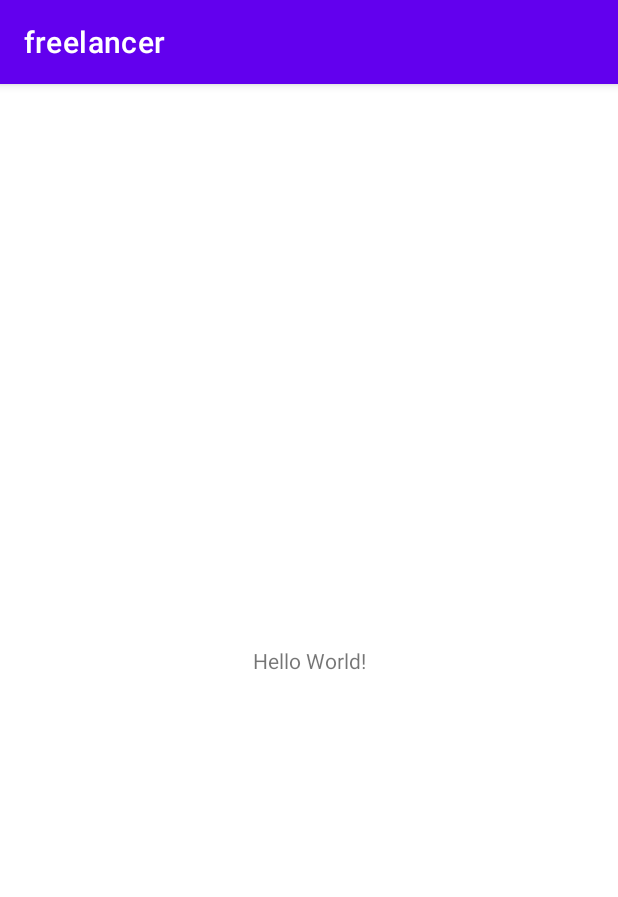
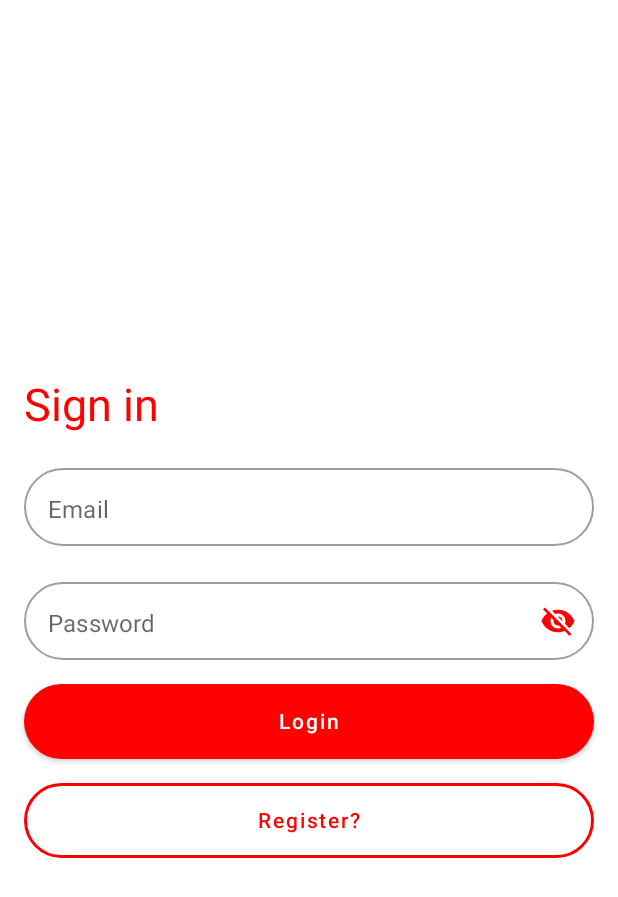
Before and after one commit to Bogyosoft/freelancer, an Android app built with Jetpack Compose: the screen it shows after launch (MainActivity), on a phone screen of 412 x 824 dp. Shown: the top 897 px of the screen. Run offline under Robolectric (Android 15) with nearby library versions, the phone set to English and light mode, and no system bars.

Commit message:
Login, register screens

```diff
--- a/Android/freelancer/app/src/main/AndroidManifest.xml
+++ b/Android/freelancer/app/src/main/AndroidManifest.xml
@@ -1,6 +1,6 @@
 <?xml version="1.0" encoding="utf-8"?>
 <manifest xmlns:android="http://schemas.android.com/apk/res/android"
-    package="hu.bme.aut.android.freelancer">
+    package="com.example.freelancer">
 
     <application
         android:allowBackup="true"
@@ -11,7 +11,9 @@
         android:theme="@style/Theme.Freelancer">
         <activity
             android:name=".MainActivity"
-            android:exported="true">
+            android:exported="true"
+            android:label="@string/app_name"
+            android:theme="@style/Theme.Freelancer.NoActionBar">
             <intent-filter>
                 <action android:name="android.intent.action.MAIN" />
 
--- /dev/null
+++ b/Android/freelancer/app/src/main/java/com/example/freelancer/MainActivity.kt
@@ -0,0 +1,46 @@
+package com.example.freelancer
+
+import android.os.Bundle
+import androidx.activity.ComponentActivity
+import androidx.activity.compose.setContent
+import androidx.compose.runtime.Composable
+import androidx.compose.ui.tooling.preview.Preview
+import androidx.navigation.compose.NavHost
+import androidx.navigation.compose.composable
+import androidx.navigation.compose.rememberNavController
+import com.example.freelancer.ui.screens.LoginScreen
+import com.example.freelancer.ui.screens.RegisterScreen
+import com.example.freelancer.ui.theme.FreelancerTheme
+
+
+
+class MainActivity : ComponentActivity() {
+
+    override fun onCreate(savedInstanceState: Bundle?) {
+        super.onCreate(savedInstanceState)
+        setContent {
+            FreelancerTheme {
+                // A surface container using the 'background' color from the theme
+                //LoginScreen()
+                Freelancer()            }
+        }
+    }
+}
+@Composable
+fun Freelancer(){
+    val navController = rememberNavController()
+    NavHost(navController = navController, startDestination = "Login") {
+        composable("Login") {  LoginScreen(navController)}
+        composable("Register") { RegisterScreen(navController) }
+    }
+
+}
+
+
+
+@Preview(showBackground = true)
+@Composable
+fun DefaultPreview() {
+    FreelancerTheme {
+    }
+}
--- /dev/null
+++ b/Android/freelancer/app/src/main/java/com/example/freelancer/ui/fields/buttons.kt
@@ -0,0 +1,68 @@
+package com.example.freelancer.ui.fields
+
+import androidx.compose.foundation.border
+import androidx.compose.foundation.layout.*
+import androidx.compose.foundation.shape.RoundedCornerShape
+import androidx.compose.material.Button
+import androidx.compose.material.ButtonDefaults
+import androidx.compose.material.Text
+import androidx.compose.material.TextButton
+import androidx.compose.runtime.Composable
+import androidx.compose.runtime.MutableState
+import androidx.compose.ui.Modifier
+import androidx.compose.ui.graphics.Color
+import androidx.compose.ui.text.input.TextFieldValue
+import androidx.compose.ui.unit.dp
+import androidx.navigation.NavHostController
+
+@Composable
+fun navButton(
+    passwordErrorState: MutableState<Boolean>,
+    password: MutableState<TextFieldValue>,
+    email: MutableState<TextFieldValue>,
+    emailErrorState: MutableState<Boolean>,
+    text: String,
+    navController: NavHostController
+) {
+
+    Button(
+        onClick = {
+            when {
+                email.value.text.isEmpty() -> {
+                    emailErrorState.value = true
+                }
+                password.value.text.isEmpty() -> {
+                    passwordErrorState.value = true
+                }
+                else -> {
+                    passwordErrorState.value = false
+                    emailErrorState.value = false
+                }
+            }
+
+        },
+        content = {
+            Text(text = text, color = Color.White)
+        },
+        modifier = Modifier.fillMaxWidth().height(50.dp),
+        colors = ButtonDefaults.buttonColors(backgroundColor = Color.Red),
+        shape = RoundedCornerShape(50.dp)
+    )
+    Spacer(Modifier.size(16.dp))
+
+}
+@Composable
+fun elseButton(text: String, navController: NavHostController){
+
+    Row(modifier = Modifier.fillMaxWidth(), horizontalArrangement = Arrangement.Center) {
+        TextButton(onClick = {navController.navigate(text)},
+            modifier = Modifier
+                .fillMaxWidth()
+                .border(width = 2.dp, color = Color.Red, shape = RoundedCornerShape(50.dp)).height(50.dp),
+        ) {
+            Text(text = text, color = Color.Red)
+
+        }
+    }
+
+}
--- /dev/null
+++ b/Android/freelancer/app/src/main/java/com/example/freelancer/ui/fields/input.kt
@@ -0,0 +1,108 @@
+package com.example.freelancer.ui.fields
+
+import androidx.compose.foundation.layout.Spacer
+import androidx.compose.foundation.layout.fillMaxWidth
+import androidx.compose.foundation.layout.height
+import androidx.compose.foundation.layout.size
+import androidx.compose.foundation.shape.RoundedCornerShape
+import androidx.compose.material.*
+import androidx.compose.material.icons.Icons
+import androidx.compose.material.icons.filled.Visibility
+import androidx.compose.material.icons.filled.VisibilityOff
+import androidx.compose.runtime.Composable
+import androidx.compose.runtime.MutableState
+import androidx.compose.ui.Modifier
+import androidx.compose.ui.graphics.Color
+import androidx.compose.ui.text.SpanStyle
+import androidx.compose.ui.text.buildAnnotatedString
+import androidx.compose.ui.text.input.PasswordVisualTransformation
+import androidx.compose.ui.text.input.TextFieldValue
+import androidx.compose.ui.text.input.VisualTransformation
+import androidx.compose.ui.text.withStyle
+import androidx.compose.ui.unit.dp
+import androidx.compose.ui.unit.sp
+
+@Composable
+fun inputField(input: MutableState<TextFieldValue>, ErrorState: MutableState<Boolean>,text: String) {
+
+    OutlinedTextField(
+        value = input.value,
+        onValueChange = {
+            if (ErrorState.value) {
+                ErrorState.value = false
+            }
+            input.value = it
+        },
+        isError = ErrorState.value,
+        modifier = Modifier.fillMaxWidth().height(60.dp),
+        label = {
+            Text(text = text)
+        },
+        shape = RoundedCornerShape(50.dp),
+        colors = TextFieldDefaults.outlinedTextFieldColors(
+            focusedBorderColor = Color.Red,
+            focusedLabelColor = Color.Red
+        )
+    )
+    if (ErrorState.value) {
+        Text(text = "Required", color = Color.Red)
+    }
+    Spacer(Modifier.size(16.dp))
+}
+
+@Composable
+fun passwordField(
+    password: MutableState<TextFieldValue>,
+    passwordVisibility: MutableState<Boolean>,
+    passwordErrorState: MutableState<Boolean>
+) {
+
+    OutlinedTextField(
+        value = password.value,
+        onValueChange = {
+            if (passwordErrorState.value) {
+                passwordErrorState.value = false
+            }
+            password.value = it
+        },
+        isError = passwordErrorState.value,
+        modifier = Modifier.fillMaxWidth().height(60.dp),
+        label = {
+            Text(text = "Password")
+        },
+        trailingIcon = {
+            IconButton(onClick = {
+                passwordVisibility.value = !passwordVisibility.value
+            },
+            ) {
+                Icon(
+                    if (passwordVisibility.value) Icons.Default.VisibilityOff else Icons.Default.Visibility,
+                    "Visibility",
+                    tint = Color.Red
+                )
+            }
+        },
+        shape = RoundedCornerShape(50.dp),
+        visualTransformation = if (passwordVisibility.value) PasswordVisualTransformation() else VisualTransformation.None,
+        colors = TextFieldDefaults.outlinedTextFieldColors(
+            focusedBorderColor = Color.Red,
+            focusedLabelColor = Color.Red
+        )
+    )
+    if (passwordErrorState.value) {
+        Text(text = "Required", color = Color.Red)
+    }
+    Spacer(Modifier.size(16.dp))
+}
+
+@Composable
+fun title(title: String){
+    Text(text = buildAnnotatedString {
+        withStyle(style = SpanStyle(color = Color.Red)) {
+            append(title)
+        }
+
+    }, fontSize = 30.sp)
+    Spacer(Modifier.size(16.dp))
+
+}
--- /dev/null
+++ b/Android/freelancer/app/src/main/java/com/example/freelancer/ui/screens/LoginScreen.kt
@@ -0,0 +1,44 @@
+package com.example.freelancer.ui.screens
+
+import androidx.compose.foundation.layout.Arrangement
+import androidx.compose.foundation.layout.Column
+import androidx.compose.foundation.layout.fillMaxSize
+import androidx.compose.foundation.layout.padding
+import androidx.compose.runtime.Composable
+import androidx.compose.runtime.mutableStateOf
+import androidx.compose.runtime.remember
+import androidx.compose.ui.Modifier
+import androidx.compose.ui.platform.LocalContext
+import androidx.compose.ui.text.input.TextFieldValue
+import androidx.compose.ui.unit.dp
+import androidx.navigation.NavHostController
+import com.example.freelancer.ui.fields.*
+
+@Composable
+fun LoginScreen(navController: NavHostController) {
+    val context = LocalContext.current
+    val email = remember { mutableStateOf(TextFieldValue()) }
+    val emailErrorState = remember { mutableStateOf(false) }
+    val passwordErrorState = remember { mutableStateOf(false) }
+    val password = remember { mutableStateOf(TextFieldValue()) }
+    val passwordVisibility = remember { mutableStateOf(true) }
+
+
+    Column(
+        modifier = Modifier
+            .fillMaxSize()
+            .padding(16.dp),
+        verticalArrangement = Arrangement.Center,
+    ) {
+        title("Sign in")
+
+        inputField(email,emailErrorState,"Email")
+
+        passwordField(password,passwordVisibility,passwordErrorState)
+
+        navButton(passwordErrorState,password,email,emailErrorState,"Login",navController)
+
+        elseButton(text = "Register?",navController)
+
+    }
+}
--- /dev/null
+++ b/Android/freelancer/app/src/main/java/com/example/freelancer/ui/theme/Color.kt
@@ -0,0 +1,8 @@
+package com.example.freelancer.ui.theme
+
+import androidx.compose.ui.graphics.Color
+
+val Purple200 = Color(0xFFBB86FC)
+val Purple500 = Color(0xFF6200EE)
+val Purple700 = Color(0xFF3700B3)
+val Teal200 = Color(0xFF03DAC5)
--- /dev/null
+++ b/Android/freelancer/app/src/main/java/com/example/freelancer/ui/theme/Shape.kt
@@ -0,0 +1,11 @@
+package com.example.freelancer.ui.theme
+
+import androidx.compose.foundation.shape.RoundedCornerShape
+import androidx.compose.material.Shapes
+import androidx.compose.ui.unit.dp
+
+val Shapes = Shapes(
+    small = RoundedCornerShape(4.dp),
+    medium = RoundedCornerShape(4.dp),
+    large = RoundedCornerShape(0.dp),
+)
--- /dev/null
+++ b/Android/freelancer/app/src/main/java/com/example/freelancer/ui/theme/Theme.kt
@@ -0,0 +1,44 @@
+package com.example.freelancer.ui.theme
+
+import androidx.compose.foundation.isSystemInDarkTheme
+import androidx.compose.material.MaterialTheme
+import androidx.compose.material.darkColors
+import androidx.compose.material.lightColors
+import androidx.compose.runtime.Composable
+
+private val DarkColorPalette = darkColors(
+    primary = Purple200,
+    primaryVariant = Purple700,
+    secondary = Teal200
+)
+
+private val LightColorPalette = lightColors(
+    primary = Purple500,
+    primaryVariant = Purple700,
+    secondary = Teal200
+
+    /* Other default colors to override
+    background = Color.White,
+    surface = Color.White,
+    onPrimary = Color.White,
+    onSecondary = Color.Black,
+    onBackground = Color.Black,
+    onSurface = Color.Black,
+    */
+)
+
+@Composable
+fun FreelancerTheme(darkTheme: Boolean = isSystemInDarkTheme(), content: @Composable() () -> Unit) {
+    val colors = if (darkTheme) {
+        LightColorPalette
+    } else {
+        LightColorPalette
+    }
+
+    MaterialTheme(
+        colors = colors,
+        typography = Typography,
+        shapes = Shapes,
+        content = content
+    )
+}
--- /dev/null
+++ b/Android/freelancer/app/src/main/java/com/example/freelancer/ui/theme/Type.kt
@@ -0,0 +1,28 @@
+package com.example.freelancer.ui.theme
+
+import androidx.compose.material.Typography
+import androidx.compose.ui.text.TextStyle
+import androidx.compose.ui.text.font.FontFamily
+import androidx.compose.ui.text.font.FontWeight
+import androidx.compose.ui.unit.sp
+
+// Set of Material typography styles to start with
+val Typography = Typography(
+    body1 = TextStyle(
+        fontFamily = FontFamily.Default,
+        fontWeight = FontWeight.Normal,
+        fontSize = 16.sp
+    )
+    /* Other default text styles to override
+    button = TextStyle(
+        fontFamily = FontFamily.Default,
+        fontWeight = FontWeight.W500,
+        fontSize = 14.sp
+    ),
+    caption = TextStyle(
+        fontFamily = FontFamily.Default,
+        fontWeight = FontWeight.Normal,
+        fontSize = 12.sp
+    )
+    */
+)
--- a/Android/freelancer/app/src/main/java/hu/bme/aut/android/freelancer/MainActivity.kt
+++ /dev/null
@@ -1,11 +0,0 @@
-package hu.bme.aut.android.freelancer
-
-import androidx.appcompat.app.AppCompatActivity
-import android.os.Bundle
-
-class MainActivity : AppCompatActivity() {
-    override fun onCreate(savedInstanceState: Bundle?) {
-        super.onCreate(savedInstanceState)
-        setContentView(R.layout.activity_main)
-    }
-}
--- a/Android/freelancer/app/src/main/res/layout/activity_main.xml
+++ /dev/null
@@ -1,18 +0,0 @@
-<?xml version="1.0" encoding="utf-8"?>
-<androidx.constraintlayout.widget.ConstraintLayout xmlns:android="http://schemas.android.com/apk/res/android"
-    xmlns:app="http://schemas.android.com/apk/res-auto"
-    xmlns:tools="http://schemas.android.com/tools"
-    android:layout_width="match_parent"
-    android:layout_height="match_parent"
-    tools:context=".MainActivity">
-
-    <TextView
-        android:layout_width="wrap_content"
-        android:layout_height="wrap_content"
-        android:text="Hello World!"
-        app:layout_constraintBottom_toBottomOf="parent"
-        app:layout_constraintLeft_toLeftOf="parent"
-        app:layout_constraintRight_toRightOf="parent"
-        app:layout_constraintTop_toTopOf="parent" />
-
-</androidx.constraintlayout.widget.ConstraintLayout>
--- a/Android/freelancer/app/src/main/res/values/themes.xml
+++ b/Android/freelancer/app/src/main/res/values/themes.xml
@@ -13,4 +13,13 @@
         <item name="android:statusBarColor" tools:targetApi="l">?attr/colorPrimaryVariant</item>
         <!-- Customize your theme here. -->
     </style>
+
+    <style name="Theme.Freelancer.NoActionBar">
+        <item name="windowActionBar">false</item>
+        <item name="windowNoTitle">true</item>
+    </style>
+
+    <style name="Theme.Freelancer.AppBarOverlay" parent="ThemeOverlay.AppCompat.Dark.ActionBar" />
+
+    <style name="Theme.Freelancer.PopupOverlay" parent="ThemeOverlay.AppCompat.Light" />
 </resources>
--- a/Android/freelancer/build.gradle
+++ b/Android/freelancer/build.gradle
@@ -1,12 +1,15 @@
 // Top-level build file where you can add configuration options common to all sub-projects/modules.
 buildscript {
+    ext {
+        compose_version = '1.0.1'
+    }
     repositories {
         google()
         mavenCentral()
     }
     dependencies {
         classpath "com.android.tools.build:gradle:7.0.2"
-        classpath "org.jetbrains.kotlin:kotlin-gradle-plugin:1.5.31"
+        classpath "org.jetbrains.kotlin:kotlin-gradle-plugin:1.5.21"
 
         // NOTE: Do not place your application dependencies here; they belong
         // in the individual module build.gradle files
```
Also changed, not shown: Android/freelancer/app/build.gradle (+35 -7 lines), Android/freelancer/app/src/main/java/com/example/freelancer/ui/screens/RegisterScreen.kt (added, +66 -0 lines), Android/freelancer/gradle/wrapper/gradle-wrapper.properties, 7 other files.
